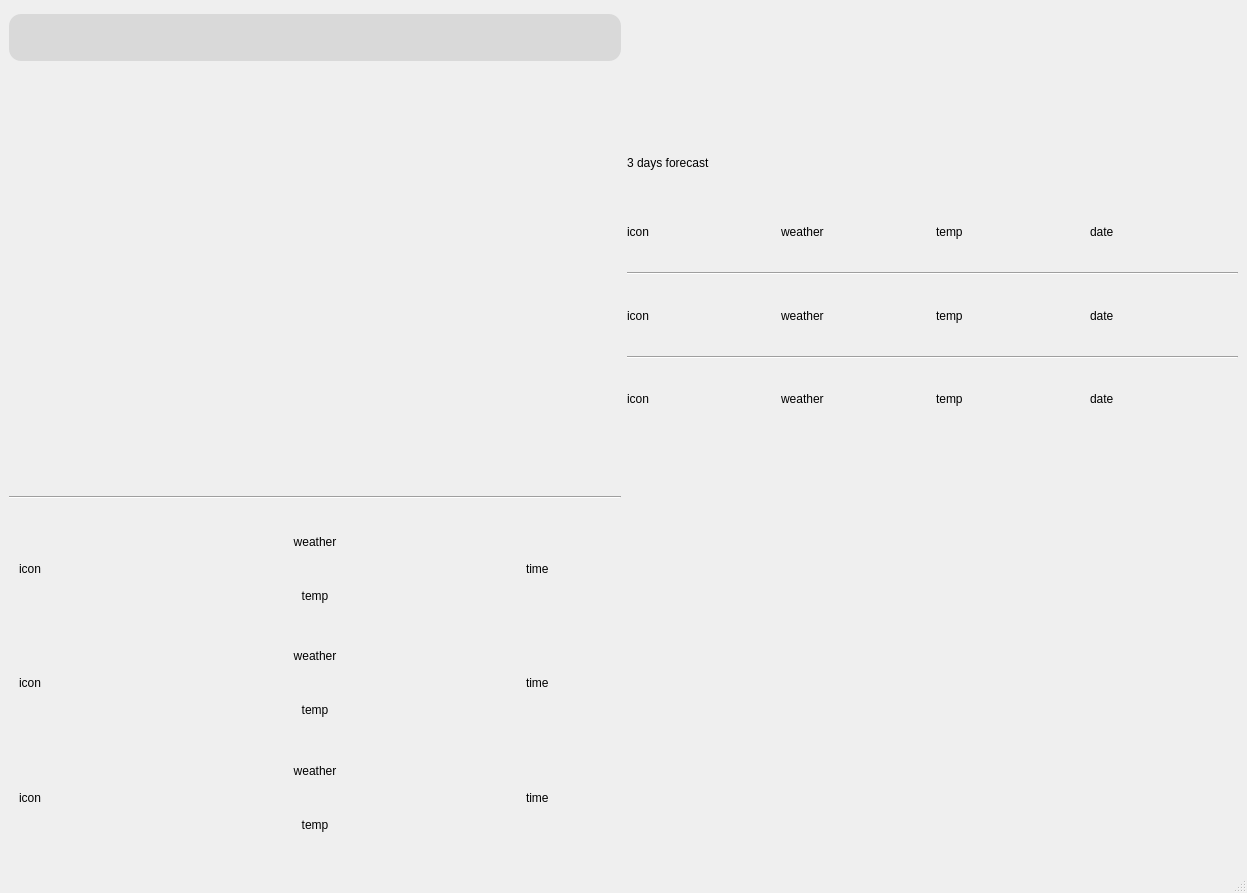
The window that mainwindow.ui (Aalok376/SkyScout) describes before a commit, drawn with Qt 5.
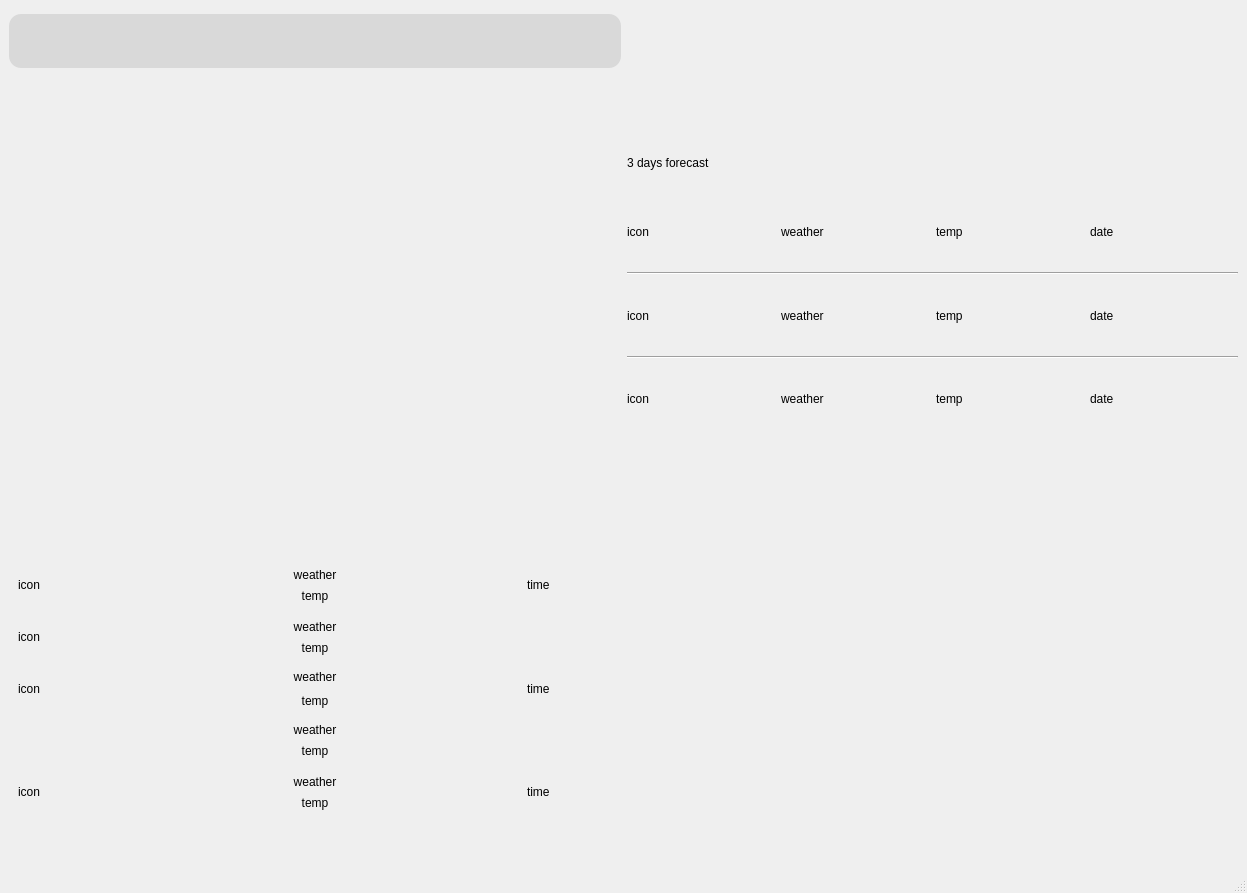
The same window after the commit. Icons and pictures are not drawn.

Commit message: feat:scroll area for past weather data

The edit to the form file:
```diff
--- a/mainwindow.ui
+++ b/mainwindow.ui
@@ -23,11 +23,11 @@
    <string notr="true">background-image: url(&quot;:/new/prefix1/image/background.png&quot;);</string>
   </property>
   <widget class="QWidget" name="centralwidget">
-   <layout class="QHBoxLayout" name="horizontalLayout_13">
+   <layout class="QVBoxLayout" name="verticalLayout_21">
     <item>
      <layout class="QHBoxLayout" name="horizontalLayout_11">
       <item>
-       <layout class="QVBoxLayout" name="verticalLayout_10" stretch="1,3,0,3">
+       <layout class="QVBoxLayout" name="verticalLayout_10" stretch="1,3,0,0">
         <item>
          <layout class="QVBoxLayout" name="verticalLayout_9" stretch="0,0">
           <item>
@@ -205,30 +205,41 @@
          </widget>
         </item>
         <item>
-         <widget class="Line" name="line_3">
+         <widget class="QScrollArea" name="scrollArea">
+          <property name="sizePolicy">
+           <sizepolicy hsizetype="Expanding" vsizetype="Expanding">
+            <horstretch>0</horstretch>
+            <verstretch>2</verstretch>
+           </sizepolicy>
+          </property>
           <property name="styleSheet">
-           <string notr="true"/>
+           <string notr="true">border:none;
+</string>
           </property>
-          <property name="orientation">
-           <enum>Qt::Horizontal</enum>
+          <property name="verticalScrollBarPolicy">
+           <enum>Qt::ScrollBarAlwaysOff</enum>
           </property>
-         </widget>
-        </item>
-        <item>
-         <widget class="QFrame" name="frame_2">
-          <property name="styleSheet">
-           <string notr="true">border-top:4px white solid;
-background:transparent;</string>
+          <property name="sizeAdjustPolicy">
+           <enum>QAbstractScrollArea::AdjustIgnored</enum>
           </property>
-          <property name="frameShape">
-           <enum>QFrame::StyledPanel</enum>
+          <property name="widgetResizable">
+           <bool>true</bool>
           </property>
-          <property name="frameShadow">
-           <enum>QFrame::Raised</enum>
-          </property>
-          <layout class="QHBoxLayout" name="horizontalLayout_6">
+          <widget class="QWidget" name="scrollAreaWidgetContents">
+           <property name="geometry">
+            <rect>
+             <x>0</x>
+             <y>-5</y>
+             <width>606</width>
+             <height>319</height>
+            </rect>
+           </property>
+           <layout class="QHBoxLayout" name="horizontalLayout_20">
            <item>
             <layout class="QVBoxLayout" name="verticalLayout_5">
+              <property name="spacing">
+               <number>10</number>
+              </property>
              <item>
               <layout class="QHBoxLayout" name="horizontalLayout_4" stretch="1,5,1">
                <property name="spacing">
@@ -236,6 +247,12 @@
                </property>
                <item>
                 <widget class="QLabel" name="icon1">
+                  <property name="sizePolicy">
+                   <sizepolicy hsizetype="Preferred" vsizetype="Preferred">
+                    <horstretch>0</horstretch>
+                    <verstretch>0</verstretch>
+                   </sizepolicy>
+                  </property>
                  <property name="text">
                   <string>icon</string>
                  </property>
@@ -245,6 +262,12 @@
                 <layout class="QVBoxLayout" name="verticalLayout_3">
                  <item>
                   <widget class="QLabel" name="weather1">
+                    <property name="sizePolicy">
+                     <sizepolicy hsizetype="Preferred" vsizetype="Preferred">
+                      <horstretch>0</horstretch>
+                      <verstretch>0</verstretch>
+                     </sizepolicy>
+                    </property>
                    <property name="text">
                     <string>weather</string>
                    </property>
@@ -255,6 +278,12 @@
                  </item>
                  <item>
                   <widget class="QLabel" name="temp1">
+                    <property name="sizePolicy">
+                     <sizepolicy hsizetype="Preferred" vsizetype="Preferred">
+                      <horstretch>0</horstretch>
+                      <verstretch>0</verstretch>
+                     </sizepolicy>
+                    </property>
                    <property name="text">
                     <string>temp</string>
                    </property>
@@ -267,6 +296,12 @@
                </item>
                <item>
                 <widget class="QLabel" name="time1">
+                  <property name="sizePolicy">
+                   <sizepolicy hsizetype="Preferred" vsizetype="Preferred">
+                    <horstretch>0</horstretch>
+                    <verstretch>0</verstretch>
+                   </sizepolicy>
+                  </property>
                  <property name="text">
                   <string>time</string>
                  </property>
@@ -312,8 +347,14 @@
                </item>
                <item>
                 <widget class="QLabel" name="time2">
+                  <property name="locale">
+                   <locale language="English" country="UnitedStates"/>
+                  </property>
+                  <property name="lineWidth">
+                   <number>0</number>
+                  </property>
                  <property name="text">
-                  <string>time</string>
+                   <string/>
                  </property>
                 </widget>
                </item>
@@ -334,7 +375,7 @@
                <item>
                 <layout class="QVBoxLayout" name="verticalLayout_4">
                  <property name="spacing">
-                  <number>0</number>
+                   <number>7</number>
                  </property>
                  <item>
                   <widget class="QLabel" name="weather3">
@@ -367,10 +408,114 @@
                </item>
               </layout>
              </item>
-            </layout>
-           </item>
-          </layout>
-         </widget>
+              <item>
+               <layout class="QHBoxLayout" name="horizontalLayout_13" stretch="1,5,1">
+                <property name="spacing">
+                 <number>0</number>
+                </property>
+                <item>
+                 <widget class="QLabel" name="icon2_3">
+                  <property name="text">
+                   <string/>
+                  </property>
+                 </widget>
+                </item>
+                <item>
+                 <layout class="QVBoxLayout" name="verticalLayout_13">
+                  <item>
+                   <widget class="QLabel" name="weather2_3">
+                    <property name="text">
+                     <string>weather</string>
+                    </property>
+                    <property name="alignment">
+                     <set>Qt::AlignCenter</set>
+                    </property>
+                   </widget>
+                  </item>
+                  <item>
+                   <widget class="QLabel" name="temp2_3">
+                    <property name="text">
+                     <string>temp</string>
+                    </property>
+                    <property name="alignment">
+                     <set>Qt::AlignCenter</set>
+                    </property>
+                   </widget>
+                  </item>
+                 </layout>
+                </item>
+                <item>
+                 <widget class="QLabel" name="time2_3">
+                  <property name="text">
+                   <string/>
+                  </property>
+                 </widget>
+                </item>
+               </layout>
+              </item>
+              <item>
+               <layout class="QHBoxLayout" name="horizontalLayout_6" stretch="1,5,1">
+                <property name="spacing">
+                 <number>0</number>
+                </property>
+                <item>
+                 <widget class="QLabel" name="icon2_2">
+                  <property name="text">
+                   <string>icon</string>
+                  </property>
+                 </widget>
+                </item>
+                <item>
+                 <layout class="QVBoxLayout" name="verticalLayout_12">
+                  <item>
+                   <widget class="QLabel" name="weather2_2">
+                    <property name="text">
+                     <string>weather</string>
+                    </property>
+                    <property name="alignment">
+                     <set>Qt::AlignCenter</set>
+                    </property>
+                   </widget>
+                  </item>
+                  <item>
+                   <widget class="QLabel" name="temp2_2">
+                    <property name="text">
+                     <string>temp</string>
+                    </property>
+                    <property name="alignment">
+                     <set>Qt::AlignCenter</set>
+                    </property>
+                   </widget>
+                  </item>
+                 </layout>
+                </item>
+                <item>
+                 <widget class="QLabel" name="time2_2">
+                  <property name="text">
+                   <string>time</string>
+                  </property>
+                 </widget>
+                </item>
+               </layout>
+              </item>
+             </layout>
+            </item>
+           </layout>
+          </widget>
+         </widget>
+        </item>
+        <item>
+         <spacer name="verticalSpacer">
+          <property name="orientation">
+           <enum>Qt::Vertical</enum>
+          </property>
+          <property name="sizeHint" stdset="0">
+           <size>
+            <width>20</width>
+            <height>40</height>
+           </size>
+          </property>
+         </spacer>
         </item>
        </layout>
       </item>
```
Left out of the diff: 2 changed lines with no effect on the pictures. Lines whose indentation alone changed are shown as unchanged. The commit also changes 827 other files.
